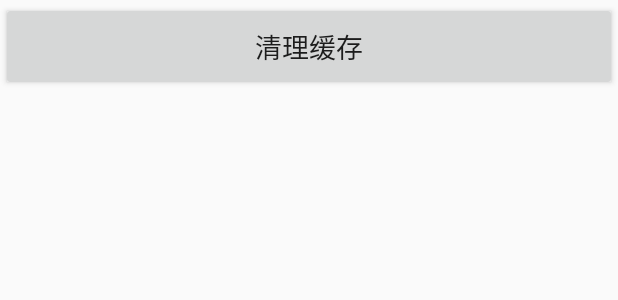
After one commit to LengM/MyApplication, an Android app: the layout activity_clear_cache.xml on its own in the app's theme, with its tools: preview values and no code run, on a phone screen of 412 x 824 dp. The commit adds this screen. Shown: the top 300 px of the screen. Run offline under Robolectric (Android 15) with nearby library versions, the phone set to English and light mode, and no system bars.

Commit message:
添加清理缓存功能

```diff
--- a/app/src/main/AndroidManifest.xml
+++ b/app/src/main/AndroidManifest.xml
@@ -93,6 +93,7 @@
         <activity android:name=".ui.MultiPreviewActivity"/>
         <activity android:name=".ui.ImgGridViewActivity"/>
         <activity android:name=".ui.CalendarActivity"/>
+        <activity android:name=".ui.ClearCacheActivity"/>
 
     </application>
 
--- /dev/null
+++ b/app/src/main/res/layout/activity_clear_cache.xml
@@ -0,0 +1,14 @@
+<?xml version="1.0" encoding="utf-8"?>
+<RelativeLayout
+    xmlns:android="http://schemas.android.com/apk/res/android"
+    android:layout_width="match_parent"
+    android:layout_height="match_parent"
+    android:fitsSystemWindows="true">
+
+    <Button
+        android:id="@+id/clearCache"
+        android:layout_width="match_parent"
+        android:layout_height="wrap_content"
+        android:text="@string/clearCache"/>
+
+</RelativeLayout>
--- a/app/src/main/res/layout/activity_main.xml
+++ b/app/src/main/res/layout/activity_main.xml
@@ -45,6 +45,12 @@
                 android:layout_height="wrap_content"
                 android:text="@string/calendar"/>
 
+            <Button
+                android:id="@+id/clearCache"
+                android:layout_width="match_parent"
+                android:layout_height="wrap_content"
+                android:text="@string/clearCache"/>
+
         </LinearLayout>
 
     </ScrollView>
--- a/app/src/main/res/values/strings.xml
+++ b/app/src/main/res/values/strings.xml
@@ -38,4 +38,5 @@
     <string name="go_out">退出教室</string>
     <string name="video">视频通话聊天</string>
     <string name="calendar">日历</string>
+    <string name="clearCache">清理缓存</string>
 </resources>
```
Also changed, not shown: app/src/main/java/com/yng/ming/myapplication/ui/ClearCacheActivity.java (added, +43 -0 lines), app/src/main/java/com/yng/ming/myapplication/util/cache/DataCleanUtil.java (added, +169 -0 lines).
